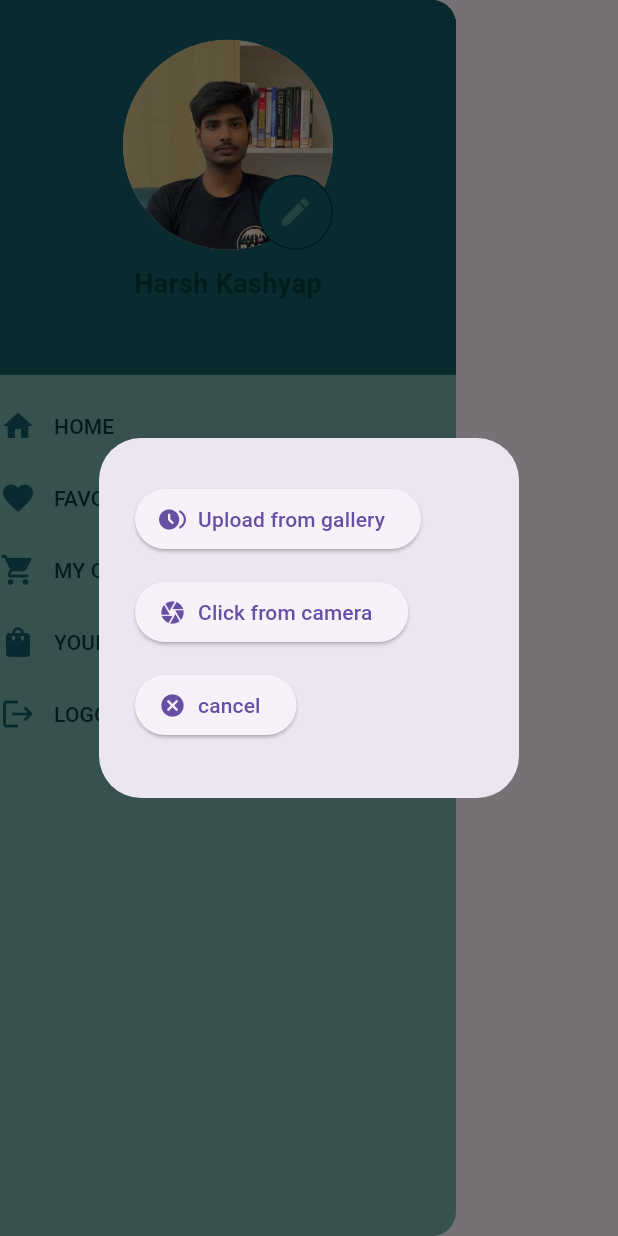
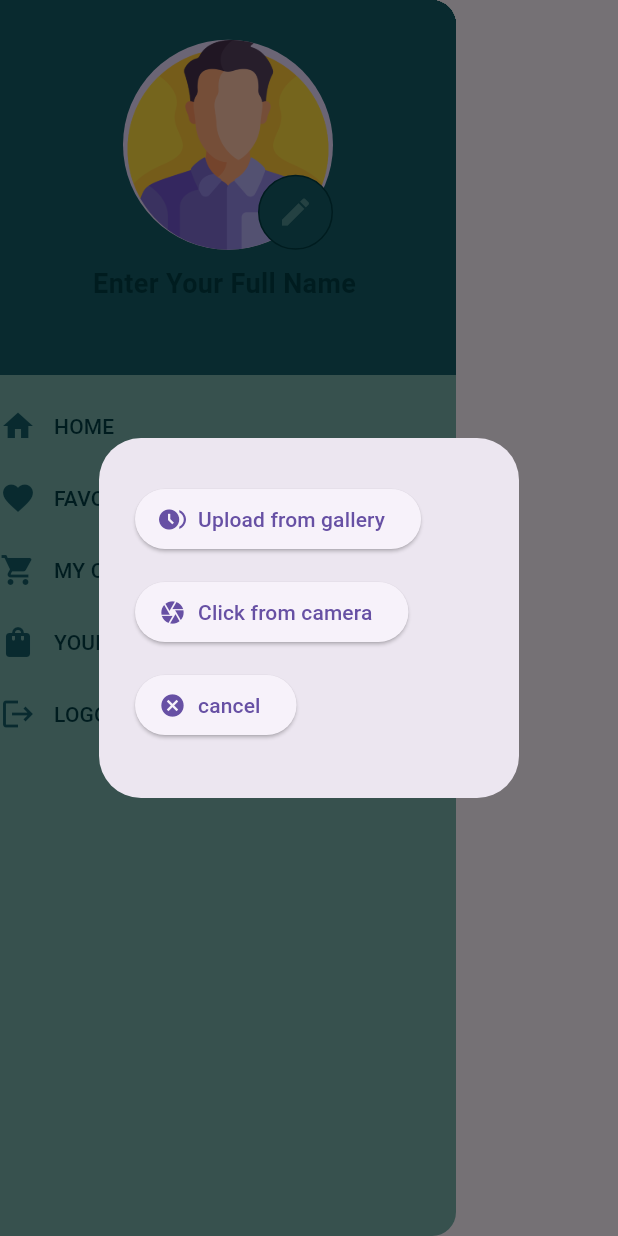
Before and after one commit to hunter13012004/MealsApp, a Flutter app: the CustomDrawer widget shown alone on an empty page, opened directly with empty values, after a tap on the "edit" icon, on a phone screen of 412 x 824 dp. Run offline on Flutter 3.47's test engine with Material 3 defaults, Android fonts, the phone set to English and light mode, and no system bars; our stand-ins replace cloud_firestore, firebase_auth, firebase_core, google_fonts, image_picker, smooth_page_indicator; accounts and stored records are empty; network calls fail.

Commit message:
fifth Commit

```diff
--- a/lib/main.dart
+++ b/lib/main.dart
@@ -3,6 +3,7 @@ import 'package:flutter/material.dart';
 import 'package:mealsapp/auth/auth.dart';
 import 'package:mealsapp/firebase_options.dart';
 import 'package:mealsapp/provider/cartproivider.dart';
+import 'package:mealsapp/provider/controllerprovider.dart';
 import 'package:mealsapp/provider/imageprovider.dart';
 import 'package:provider/provider.dart';
 
@@ -22,7 +23,8 @@ class MyApp extends StatelessWidget {
     return MultiProvider(
       providers: [
         ChangeNotifierProvider(create: (context) => imageProvider(),),
-        ChangeNotifierProvider(create: (context)=> shopProvider())
+        ChangeNotifierProvider(create: (context)=> shopProvider()),
+        ChangeNotifierProvider(create: (context)=> controllerProvider())
       ],
       child: const MaterialApp(
         debugShowCheckedModeBanner: false,
--- a/lib/pages/homepage.dart
+++ b/lib/pages/homepage.dart
@@ -4,6 +4,7 @@ import 'package:firebase_auth/firebase_auth.dart';
 import 'package:flutter/material.dart';
 import 'package:google_fonts/google_fonts.dart';
 import 'package:mealsapp/constants/colorspicker.dart';
+import 'package:mealsapp/functions/databaseFunctions.dart';
 import 'package:mealsapp/model/recipe.dart';
 import 'package:mealsapp/model/recipeApi.dart';
 import 'package:mealsapp/pages/cartpage.dart';
@@ -114,7 +115,7 @@ class _HomepageState extends State<Homepage> {
                         backgroundColor: Colors.black,
                         backgroundImage: profilepicprovider.image != null
                             ? FileImage(File(profilepicprovider.image!.path))
-                            : AssetImage('assets/images/myimage.jpg')
+                            : AssetImage('assets/images/man.png')
                                 as ImageProvider<Object>,
                       ),
                     ],
--- a/lib/provider/cartproivider.dart
+++ b/lib/provider/cartproivider.dart
@@ -1,3 +1,5 @@
+// ignore_for_file: unused_field
+
 import 'package:flutter/material.dart';
 import 'package:mealsapp/model/recipe.dart';
 
--- /dev/null
+++ b/lib/provider/controllerprovider.dart
@@ -0,0 +1,8 @@
+import 'package:flutter/material.dart';
+
+class controllerProvider extends ChangeNotifier{
+  final TextEditingController emailcontroller = TextEditingController();
+  final TextEditingController passwordcontroller = TextEditingController();
+  final TextEditingController usernamecontroller = TextEditingController();
+  final TextEditingController confirmpasswordcontroller = TextEditingController();
+}
--- a/lib/utils/customdrawer.dart
+++ b/lib/utils/customdrawer.dart
@@ -3,7 +3,7 @@ import 'package:flutter/material.dart';
 import 'package:mealsapp/constants/colorspicker.dart';
 import 'package:mealsapp/pages/cartpage.dart';
 import 'package:mealsapp/pages/favouritrestro.dart';
-import 'package:mealsapp/utils/profilepic.dart';
+import 'package:mealsapp/utils/drawercontainer.dart';
 
 class CustomDrawer extends StatefulWidget {
   final Function()? onPressed;
@@ -22,40 +22,14 @@ class _CustomDrawerState extends State<CustomDrawer> {
 
 
     final user = FirebaseAuth.instance.currentUser!;
+
     return Drawer(
         backgroundColor: secondarycolor,
         child: Column(
           crossAxisAlignment: CrossAxisAlignment.start,
           children: [
-          Stack(
-            children: [
-              Container(
-                height: 250,
-                width: double.infinity,
-                decoration: const BoxDecoration(color: primarycolor),
-                child: Column(
-                  mainAxisAlignment: MainAxisAlignment.center,
-                  children: [
+            const topContainer(),
 
-                    const ProfilePic(),
-
-                    const SizedBox(
-                      height: 10,
-                    ),
-                    const Text(
-                      'Harsh Kashyap',
-                      style: TextStyle(
-                          fontSize: 18,
-                          fontWeight: FontWeight.bold,
-                          color: textcolor),
-                    ),
-                    Text(user.email.toString(),
-                        style: const TextStyle(fontSize: 14, color: textcolor))
-                  ],
-                ),
-              ),
-            ],
-          ),
 
             const SizedBox(
               height: 10,
@@ -142,4 +116,5 @@ class _CustomDrawerState extends State<CustomDrawer> {
         ),
       );
       }
+
     }
--- /dev/null
+++ b/lib/utils/drawercontainer.dart
@@ -0,0 +1,47 @@
+import 'package:cloud_firestore/cloud_firestore.dart';
+import 'package:firebase_auth/firebase_auth.dart';
+import 'package:flutter/material.dart';
+import 'package:mealsapp/constants/colorspicker.dart';
+import 'package:mealsapp/utils/profilepic.dart';
+
+class topContainer extends StatefulWidget {
+  const topContainer({super.key});
+
+  @override
+  State<topContainer> createState() => _topContainerState();
+}
+
+class _topContainerState extends State<topContainer> {
+  final user = FirebaseAuth.instance.currentUser!;
+
+  @override
+  Widget build(BuildContext context) {
+    return Stack(
+            children: [
+              Container(
+                height: 250,
+                width: double.infinity,
+                decoration: const BoxDecoration(color: primarycolor),
+                child: Column(
+                  mainAxisAlignment: MainAxisAlignment.center,
+                  children: [
+                    const ProfilePic(),
+                    const SizedBox(
+                      height: 10,
+                    ),
+                    const Text(
+                      'Enter Your Full Name ',
+                      style: TextStyle(
+                          fontSize: 18,
+                          fontWeight: FontWeight.bold,
+                          color: textcolor),
+                    ),
+                    Text(user.email.toString(),
+                        style: const TextStyle(fontSize: 14, color: textcolor))
+                  ],
+                ),
+              ),
+            ],
+          );
+        }
+      }
--- a/lib/utils/profilepic.dart
+++ b/lib/utils/profilepic.dart
@@ -3,6 +3,8 @@ import 'dart:io';
 import 'package:flutter/material.dart';
 import 'package:image_picker/image_picker.dart';
 import 'package:mealsapp/constants/colorspicker.dart';
+import 'package:mealsapp/functions/databaseFunctions.dart';
+import 'package:mealsapp/provider/controllerprovider.dart';
 import 'package:mealsapp/provider/imageprovider.dart';
 import 'package:provider/provider.dart';
 
@@ -14,14 +16,14 @@ class ProfilePic extends StatefulWidget {
 }
 
 class _ProfilePicState extends State<ProfilePic> {
-
   @override
   Widget build(BuildContext context) {
     return Consumer<imageProvider>(
       builder: (context, ProfilpicProvider, child) => CircleAvatar(
         backgroundImage: ProfilpicProvider.image != null
             ? FileImage(File(ProfilpicProvider.image!.path))
-            : const AssetImage('assets/images/myimage.jpg') as ImageProvider<Object>,
+            : const AssetImage('assets/images/man.png')
+                as ImageProvider<Object>,
         radius: 70,
         child: Align(
             alignment: Alignment.bottomRight,
@@ -38,21 +40,30 @@ class _ProfilePicState extends State<ProfilePic> {
                             return AlertDialog(
                                 content: SizedBox(
                               height: 200,
-                              child: Column(
+                              child: Consumer<controllerProvider>(
+                                builder: (context, usernamecontrollerprovider, child) =>
+                                 Column(
                                   mainAxisAlignment:
                                       MainAxisAlignment.spaceEvenly,
                                   crossAxisAlignment: CrossAxisAlignment.start,
                                   children: [
                                     ElevatedButton.icon(
                                         onPressed: () {
-                                        ProfilpicProvider.pickImage(ImageSource.gallery);
+                                          ProfilpicProvider.pickImage(
+                                              ImageSource.gallery);
+                                          update('Users', usernamecontrollerprovider.usernamecontroller.text, 'imageUrl',
+                                              ProfilpicProvider);
                                           Navigator.pop(context);
                                         },
                                         icon: const Icon(Icons.browse_gallery),
                                         label: const Text('Upload from gallery')),
                                     ElevatedButton.icon(
                                         onPressed: () {
-                                       ProfilpicProvider.pickImage(ImageSource.camera);
+                                          ProfilpicProvider.pickImage(
+                                              ImageSource.camera);
+                                          update('Users',usernamecontrollerprovider.usernamecontroller.text, 'imageUrl',
+                                              ProfilpicProvider);
+
                                           Navigator.pop(context);
                                         },
                                         icon: const Icon(Icons.camera),
@@ -65,6 +76,7 @@ class _ProfilePicState extends State<ProfilePic> {
                                         label: const Text('cancel'))
                                   ],
                                 ),
+                              ),
                             ));
                           });
                     },
--- a/pubspec.yaml
+++ b/pubspec.yaml
@@ -42,6 +42,7 @@ dependencies:
   smooth_page_indicator: ^1.1.0
   image_picker: ^1.1.0
   provider: ^6.1.2
+  cloud_firestore: ^4.17.2
 
 dev_dependencies:
   flutter_test:
```
Also changed, not shown: lib/functions/databaseFunctions.dart (added, +17 -0 lines), lib/pages/signuppage.dart (+45 -33 lines), assets/images/man.png (added), assets/images/user.png (added), pubspec.lock, 5 other files. Lines whose indentation alone changed are shown as unchanged.
